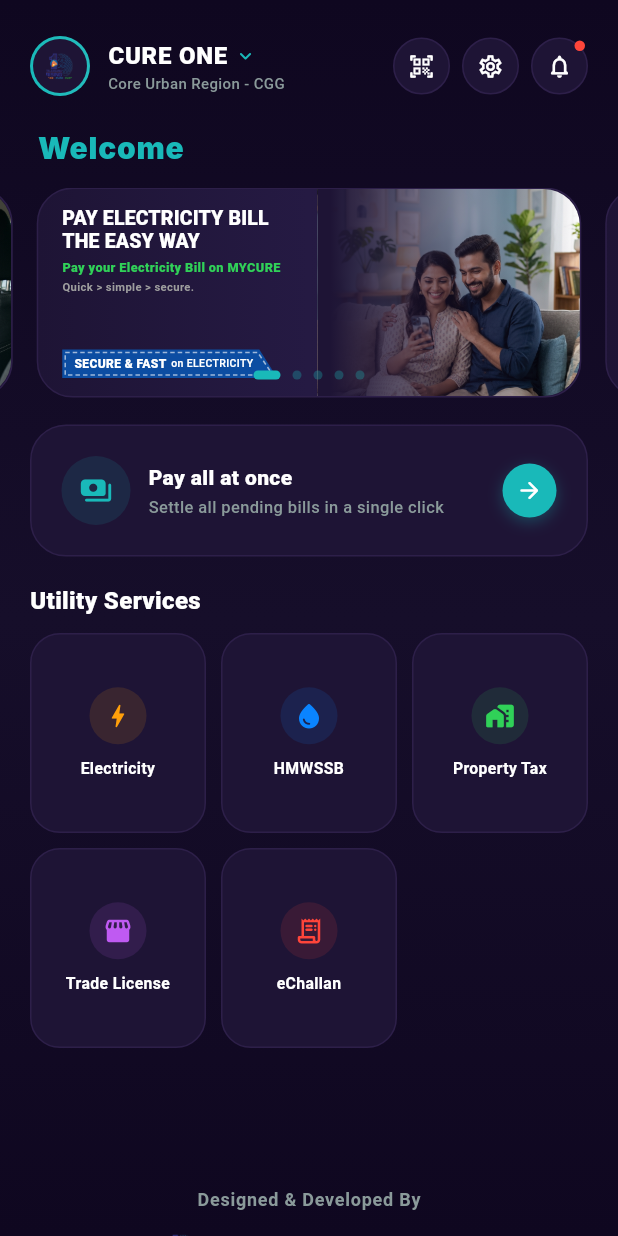
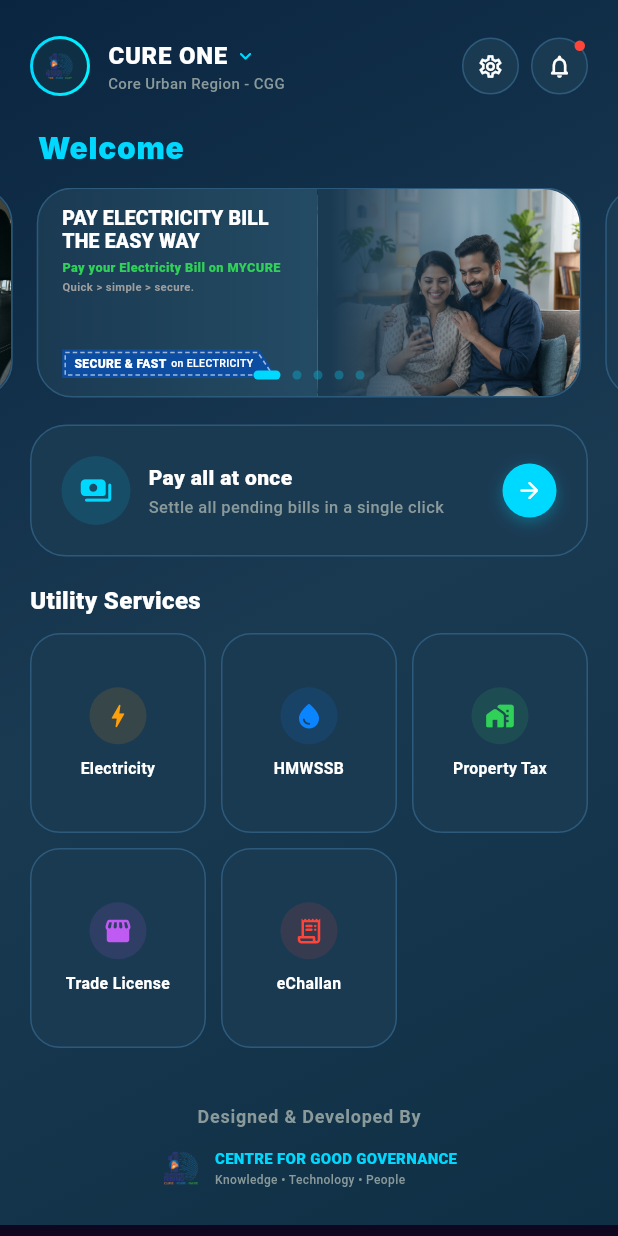
Before and after one commit to enk1141/cureone, a Flutter app: the DashboardScreen screen opened by its route, on a phone screen of 412 x 824 dp. Run offline on Flutter 3.47's test engine with Material 3 defaults, Android fonts, the phone set to English and light mode, and no system bars; drawn by our look-alikes of carousel_slider; our stand-ins replace flutter_bloc; Roboto replaces fonts that are missing (Inter).

Commit message:
changes in dashboard

```diff
--- a/lib/features/dashboard/screens/dashboard.dart
+++ b/lib/features/dashboard/screens/dashboard.dart
@@ -65,12 +65,12 @@
         body: Container(
           decoration: const BoxDecoration(
             gradient: LinearGradient(
-              begin: Alignment.topCenter,
-              end: Alignment.bottomCenter,
+              begin: Alignment.topLeft,
+              end: Alignment.bottomRight,
               colors: [
-                Color(0xFF0F0720), // Deep violet-black
-                Color(0xFF160E2A), // Dark purple
-                Color(0xFF0F0720),
+                Color(0xFF0A2540), // Deep navy blue
+                Color(0xFF1A3A52), // Teal-blue
+                Color(0xFF0F2F45), // Ocean blue
               ],
             ),
           ),
@@ -91,9 +91,9 @@
                   const SizedBox(height: 14),
                   _buildAllServicesHeader(),
                   _buildServicesGrid(),
-                  const SizedBox(height: 60),
+                  const SizedBox(height: 5),
                   _buildFooter(),
-                  const SizedBox(height: 32),
+                  //const SizedBox(height: 32),
                 ],
               ),
             ),
@@ -112,7 +112,7 @@
           Text(
             "Welcome",
             style: TextStyle(
-              color: Color(0xFF19B9B9),
+              color: Color(0xFF00D9FF),
               fontSize: 20,
               fontWeight: FontWeight.w900,
               fontFamily: 'Inter',
@@ -135,12 +135,12 @@
             decoration: const BoxDecoration(
               shape: BoxShape.circle,
               gradient: LinearGradient(
-                colors: [Color(0xFF19B9B9), Color(0xFF24BDBD)],
+                colors: [Color(0xFF00D9FF), Color(0xFF00F5FF)],
               ),
             ),
             child: CircleAvatar(
               radius: 18,
-              backgroundColor: const Color(0xFF1E1435),
+              backgroundColor: const Color(0xFF0F2F45),
               child: ClipOval(
                 child: Image.asset(
                   "assets/logo.png",
@@ -172,7 +172,7 @@
                     SizedBox(width: 4),
                     Icon(
                       Icons.keyboard_arrow_down_rounded,
-                      color: Color(0xFF19B9B9),
+                      color: Color(0xFF00D9FF),
                       size: 16,
                     ),
                   ],
@@ -191,11 +191,6 @@
           // Action Buttons: QR Scan, Settings, Notifications
           Row(
             children: [
-              _buildHeaderButton(
-                icon: Icons.qr_code_scanner_rounded,
-                onPressed: () {},
-              ),
-              const SizedBox(width: 8),
               _buildHeaderButton(
                 icon: Icons.settings_outlined,
                 onPressed: () {},
@@ -224,10 +219,10 @@
           height: 38,
           width: 38,
           decoration: BoxDecoration(
-            color: const Color(0xFF1E1435),
+            color: const Color(0xFF1A3A52),
             shape: BoxShape.circle,
             border: Border.all(
-              color: const Color(0xFF2D1F49),
+              color: const Color(0xFF2D5A7B),
               width: 1,
             ),
           ),
@@ -344,8 +339,8 @@
                   decoration: BoxDecoration(
                     borderRadius: BorderRadius.circular(3),
                     color: _currentBannerIndex == entry.key
-                        ? const Color(0xFF19B9B9)
-                        : const Color(0xFF19B9B9).withOpacity(0.3),
+                        ? const Color(0xFF00D9FF)
+                        : const Color(0xFF00D9FF).withOpacity(0.3),
                   ),
                 );
               }).toList(),
@@ -371,14 +366,14 @@
           begin: Alignment.centerLeft,
           end: Alignment.centerRight,
           colors: [
-            Color(0xFF1E1435),
-            Color(0xFF251A43),
-            Color(0xFF1E1435),
+            Color(0xFF1A3A52),
+            Color(0xFF234B63),
+            Color(0xFF1A3A52),
           ],
         ),
         borderRadius: BorderRadius.circular(24),
         border: Border.all(
-          color: const Color(0xFF2D1F49),
+          color: const Color(0xFF2D5A7B),
           width: 1,
         ),
       ),
@@ -406,9 +401,9 @@
                           begin: Alignment.centerRight,
                           end: Alignment.centerLeft,
                           colors: [
-                            Color(0x001E1435),
-                            Color(0x801E1435),
-                            Color(0xFF1E1435),
+                            Color(0x001A3A52),
+                            Color(0x801A3A52),
+                            Color(0xFF1A3A52),
                           ],
                           stops: [0.0, 0.5, 0.95],
                         ),
@@ -528,7 +523,7 @@
             child: Padding(
               padding: EdgeInsets.all(40),
               child: CircularProgressIndicator(
-                color: Color(0xFF19B9B9),
+                color: Color(0xFF00D9FF),
               ),
             ),
           );
@@ -537,7 +532,8 @@
         return GridView.builder(
           shrinkWrap: true,
           physics: const NeverScrollableScrollPhysics(),
-          padding: const EdgeInsets.only(left: 20, right: 20, top: 4, bottom: 8),
+          padding:
+              const EdgeInsets.only(left: 20, right: 20, top: 4, bottom: 8),
           gridDelegate: const SliverGridDelegateWithFixedCrossAxisCount(
             crossAxisCount: 3,
             crossAxisSpacing: 10,
@@ -556,10 +552,10 @@
 
             return Container(
               decoration: BoxDecoration(
-                color: const Color(0xFF1E1435),
+                color: const Color(0xFF1A3A52),
                 borderRadius: BorderRadius.circular(20),
                 border: Border.all(
-                  color: const Color(0xFF2D1F49),
+                  color: const Color(0xFF2D5A7B),
                   width: 1,
                 ),
               ),
@@ -627,10 +623,10 @@
       padding: const EdgeInsets.symmetric(horizontal: 20),
       child: Container(
         decoration: BoxDecoration(
-          color: const Color(0xFF1E1435),
+          color: const Color(0xFF1A3A52),
           borderRadius: BorderRadius.circular(24),
           border: Border.all(
-            color: const Color(0xFF2D1F49),
+            color: const Color(0xFF2D5A7B),
             width: 1,
           ),
         ),
@@ -653,12 +649,12 @@
                     height: 46,
                     width: 46,
                     decoration: BoxDecoration(
-                      color: const Color(0xFF19B9B9).withOpacity(0.12),
+                      color: const Color(0xFF00D9FF).withOpacity(0.12),
                       shape: BoxShape.circle,
                     ),
                     child: const Icon(
                       Icons.payments_rounded,
-                      color: Color(0xFF19B9B9),
+                      color: Color(0xFF00D9FF),
                       size: 22,
                     ),
                   ),
@@ -691,11 +687,11 @@
                     height: 36,
                     width: 36,
                     decoration: BoxDecoration(
-                      color: const Color(0xFF19B9B9),
+                      color: const Color(0xFF00D9FF),
                       shape: BoxShape.circle,
                       boxShadow: [
                         BoxShadow(
-                          color: const Color(0xFF19B9B9).withOpacity(0.3),
+                          color: const Color(0xFF00D9FF).withOpacity(0.3),
                           blurRadius: 8,
                           offset: const Offset(0, 3),
                         ),
@@ -746,7 +742,7 @@
                   Text(
                     "CENTRE FOR GOOD GOVERNANCE",
                     style: TextStyle(
-                      color: Color(0xFF19B9B9),
+                      color: Color(0xFF00D9FF),
                       fontSize: 10,
                       fontWeight: FontWeight.w800,
                       letterSpacing: 0.2,
```
